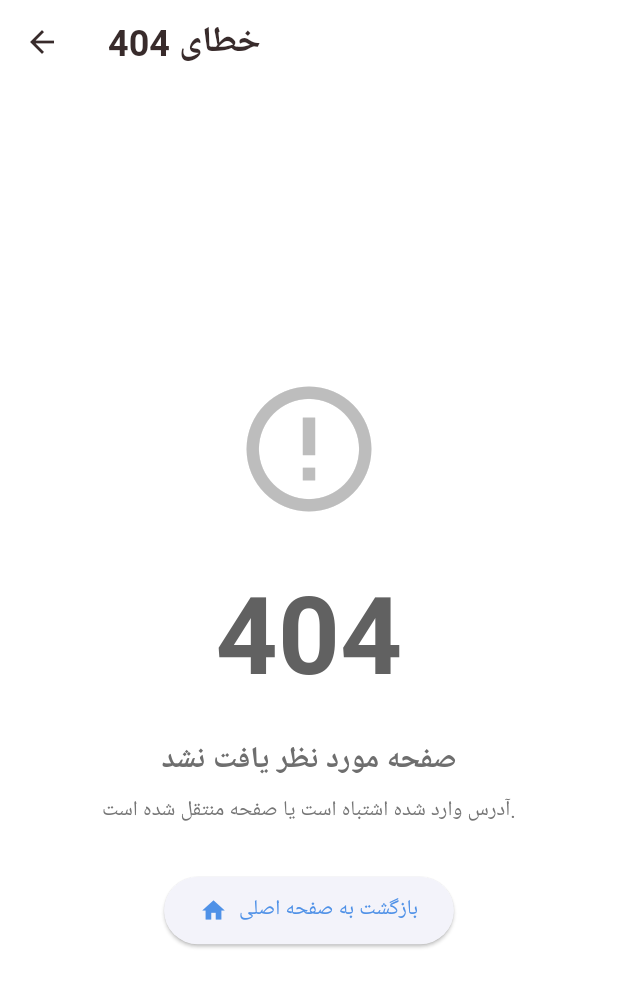
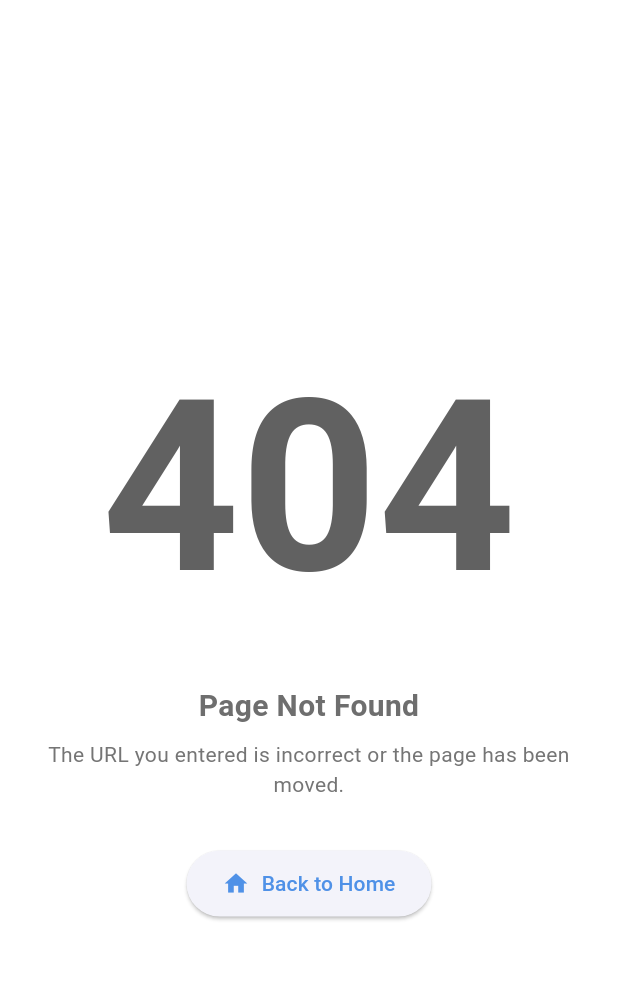
Before and after one commit to DanialYazdanParast/taav_store, a Flutter app: the NotFoundScreen screen opened by its route, on a phone screen of 412 x 824 dp. Shown: the top 987 px of the screen. Run offline on Flutter 3.47's test engine with Material 3 defaults, Android fonts, the phone set to English and light mode, and no system bars; our stand-ins replace dio, either_dart, flutter_colorpicker, get, get_storage, image_picker; missing offline and left inert: advanced_count_control; accounts and stored records are empty.

Commit message:
feat: add translations for 404 not found page

```diff
--- a/example/lib/src/infoStructure/languages/en_US.dart
+++ b/example/lib/src/infoStructure/languages/en_US.dart
@@ -273,4 +273,10 @@ const Map<String, String> enUS = {
   // ═══ Auth Errors ═══
   TKeys.authInvalidCredentials: 'Invalid username or password',
 
+
+  // ═══ Not Found Page ═══
+  TKeys.notFoundTitle: 'Page Not Found',
+  TKeys.notFoundDescription: 'The URL you entered is incorrect or the page has been moved.',
+  TKeys.backToHome: 'Back to Home',
+
 };
--- a/example/lib/src/infoStructure/languages/fa_IR.dart
+++ b/example/lib/src/infoStructure/languages/fa_IR.dart
@@ -276,4 +276,10 @@ const Map<String, String> faIR = {
 
   // ═══ Auth Errors ═══
   TKeys.authInvalidCredentials: 'نام کاربری یا رمز عبور اشتباه است',
+
+  // ═══ Not Found Page ═══
+  TKeys.notFoundTitle: 'صفحه مورد نظر یافت نشد',
+  TKeys.notFoundDescription: 'آدرس وارد شده اشتباه است یا صفحه منتقل شده است.',
+  TKeys.backToHome: 'بازگشت به صفحه اصلی',
+
 };
--- a/example/lib/src/infoStructure/languages/translation_keys.dart
+++ b/example/lib/src/infoStructure/languages/translation_keys.dart
@@ -273,4 +273,9 @@ abstract class TKeys {
   // ═══ Auth Errors ═══
   static const String authInvalidCredentials = 'auth_invalid_credentials';
 
+  // ═══ Not Found Page ═══
+  static const String notFoundTitle = 'not_found_title';
+  static const String notFoundDescription = 'not_found_description';
+  static const String backToHome = 'back_to_home';
+
 }
--- a/example/lib/src/pages/not_found/not_found_screen.dart
+++ b/example/lib/src/pages/not_found/not_found_screen.dart
@@ -1,4 +1,4 @@
-
+import 'package:example/src/infoStructure/languages/translation_keys.dart';
 import 'package:example/src/infoStructure/routes/app_pages.dart';
 import 'package:flutter/material.dart';
 import 'package:get/get.dart';
@@ -9,33 +9,24 @@ class NotFoundScreen extends StatelessWidget {
   @override
   Widget build(BuildContext context) {
     return Scaffold(
-      appBar: AppBar(
-        title: const Text('خطای 404'),
-      ),
       body: Center(
         child: Padding(
           padding: const EdgeInsets.all(24),
           child: Column(
             mainAxisAlignment: MainAxisAlignment.center,
             children: [
-              Icon(
-                Icons.error_outline,
-                size: 100,
-                color: Colors.grey.shade400,
-              ),
-              const SizedBox(height: 24),
               Text(
                 '404',
                 style: TextStyle(
-                  fontSize: 72,
+                  fontSize: 160,
                   fontWeight: FontWeight.bold,
                   color: Colors.grey.shade700,
                 ),
               ),
               const SizedBox(height: 16),
-              const Text(
-                'صفحه مورد نظر یافت نشد',
-                style: TextStyle(
+              Text(
+                TKeys.notFoundTitle.tr,
+                style: const TextStyle(
                   fontSize: 20,
                   fontWeight: FontWeight.bold,
                 ),
@@ -43,11 +34,8 @@ class NotFoundScreen extends StatelessWidget {
               ),
               const SizedBox(height: 8),
               Text(
-                'آدرس وارد شده اشتباه است یا صفحه منتقل شده است.',
-                style: TextStyle(
-                  fontSize: 14,
-                  color: Colors.grey.shade600,
-                ),
+                TKeys.notFoundDescription.tr,
+                style: TextStyle(fontSize: 14, color: Colors.grey.shade600),
                 textAlign: TextAlign.center,
               ),
               const SizedBox(height: 32),
@@ -56,7 +44,7 @@ class NotFoundScreen extends StatelessWidget {
                   Get.offAllNamed(AppRoutes.splash);
                 },
                 icon: const Icon(Icons.home),
-                label: const Text('بازگشت به صفحه اصلی'),
+                label: Text(TKeys.backToHome.tr),
                 style: ElevatedButton.styleFrom(
                   padding: const EdgeInsets.symmetric(
                     horizontal: 24,
```
